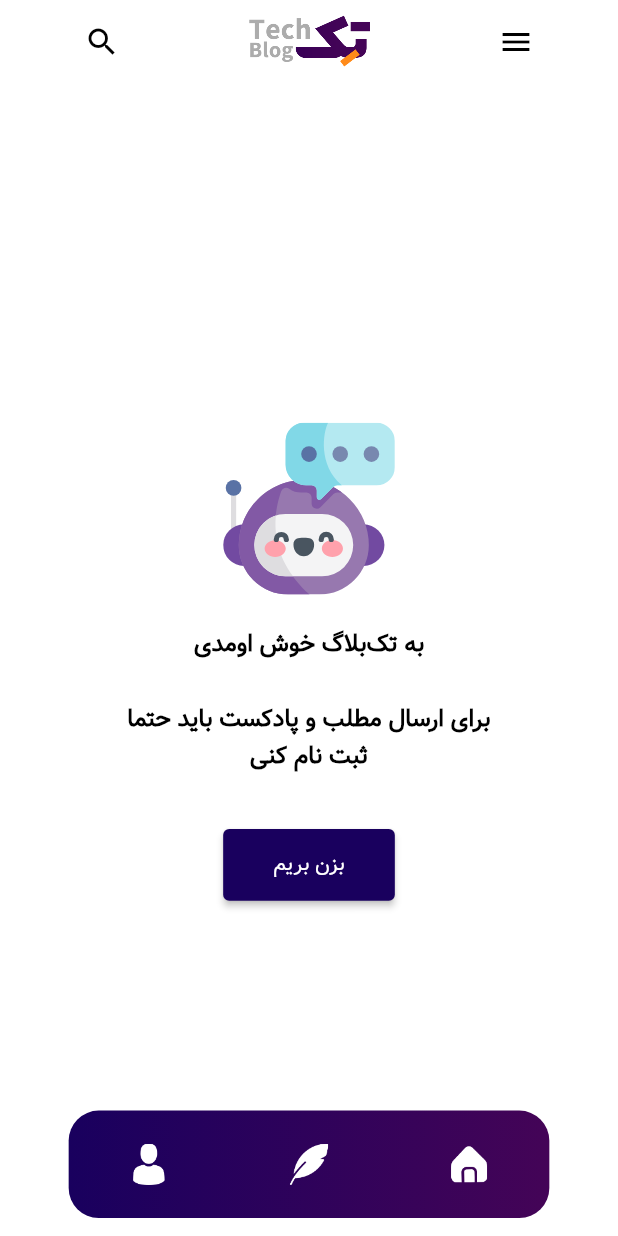
After one commit to Sobhan-Ziyaei/tech_blog, a Flutter app: the screen it shows after launch, item 2 of the bottom bar chosen, on a phone screen of 412 x 824 dp. The commit adds this screen. Run offline on Flutter 3.47's test engine with Material 2 defaults, Android fonts, the phone set to English and light mode, and no system bars; our stand-ins replace flutter_screenutil, flutter_spinkit, flutter_svg; network calls fail.

Commit message:
create main button and register intro screen

```diff
--- /dev/null
+++ b/lib/ui/components/main_button.dart
@@ -0,0 +1,55 @@
+import 'package:flutter/material.dart';
+import 'package:flutter_screenutil/flutter_screenutil.dart';
+import 'package:tech_blog/ui/constants/strings.dart';
+import 'package:tech_blog/ui/screens/main_screen/register_screen/register_intro_screen.dart';
+import 'package:tech_blog/ui/theme/colors.dart';
+
+class MainButton extends StatelessWidget {
+  const MainButton({
+    super.key,
+    required this.customTheme,
+  });
+
+  final RegisterIntroScreen customTheme;
+
+  @override
+  Widget build(BuildContext context) {
+    return ElevatedButton(
+      onPressed: () {},
+      style: ButtonStyle(
+        minimumSize: MaterialStatePropertyAll(
+            Size(ScreenUtil().setWidth(100), ScreenUtil().setHeight(40))),
+        maximumSize: MaterialStatePropertyAll(
+            Size(ScreenUtil().setWidth(200), ScreenUtil().setHeight(80))),
+        backgroundColor: MaterialStateProperty.resolveWith(
+          (states) {
+            if (states.contains(MaterialState.pressed)) {
+              return blueColor;
+            } else {
+              return primaryColor;
+            }
+          },
+        ),
+        textStyle: MaterialStateProperty.resolveWith(
+          (states) {
+            if (states.contains(MaterialState.pressed)) {
+              return customTheme.theme.textTheme.bodyLarge;
+            } else {
+              return customTheme.theme.textTheme.bodyMedium;
+            }
+          },
+        ),
+        shadowColor: MaterialStateProperty.resolveWith(
+          (states) {
+            if (states.contains(MaterialState.hovered)) {
+              return blueColor;
+            } else {
+              return blackColor;
+            }
+          },
+        ),
+      ),
+      child: const Text(RegisterScreenStrings.letsGo),
+    );
+  }
+}
--- a/lib/ui/constants/strings.dart
+++ b/lib/ui/constants/strings.dart
@@ -6,12 +6,20 @@ class MainStrings {
   static const hotCast = 'مشاهده داغ‌ترین پادکست‌ها';
 }
 
+class ProfileScreenStrings {
+  static const modifyProfileAvatar = 'ویرایش عکس پروفایل';
+  static const sampleUserName = 'سبحان ضیائی';
+  static const sampleUserEmail = 'sobhan.ziaee73@gmail.com';
+  static const favoriteArticles = 'مقالات مورد علاقه من';
+  static const favoriteCast = 'پادکست‌های مورد علاقه من';
+  static const exitProfile = 'خروج از حساب کاربری';
+}
 
-class ProfileScreenStrings {
-  static const modifyProfileAvatar = 'ویرایش عکس پروفایل' ;
-  static const sampleUserName = 'سبحان ضیائی' ;
-  static const sampleUserEmail = 'sobhan.ziaee73@gmail.com' ;
-  static const favoriteArticles = 'مقالات مورد علاقه من' ;
-  static const favoriteCast = 'پادکست‌های مورد علاقه من' ;
-  static const exitProfile = 'خروج از حساب کاربری' ;
+class RegisterScreenStrings {
+  static const welcome = """به تک‌بلاگ خوش اومدی
+
+برای ارسال مطلب و پادکست باید حتما
+ثبت نام کنی """;
+
+static const letsGo = 'بزن بریم' ;
 }
--- /dev/null
+++ b/lib/ui/screens/main_screen/register_screen/register_intro_screen.dart
@@ -0,0 +1,45 @@
+import 'package:flutter/material.dart';
+import 'package:flutter_screenutil/flutter_screenutil.dart';
+import 'package:flutter_svg/flutter_svg.dart';
+import 'package:tech_blog/gen/assets.gen.dart';
+import 'package:tech_blog/ui/components/main_button.dart';
+import 'package:tech_blog/ui/constants/strings.dart';
+import 'package:tech_blog/ui/theme/colors.dart';
+
+class RegisterIntroScreen extends StatefulWidget {
+  RegisterIntroScreen({Key? key, required this.theme}) : super(key: key);
+  final ThemeData theme;
+  @override
+  State<RegisterIntroScreen> createState() => _RegisterIntroScreenState();
+}
+
+class _RegisterIntroScreenState extends State<RegisterIntroScreen> {
+  @override
+  Widget build(BuildContext context) {
+    return Scaffold(
+      body: SafeArea(
+        child: Center(
+          child: Column(
+            mainAxisAlignment: MainAxisAlignment.center,
+            children: [
+              SvgPicture.asset(
+                Assets.images.svg.registerImg.path,
+                height: ScreenUtil().setHeight(100),
+                width: ScreenUtil().setWidth(100),
+              ),
+              SizedBox(height: ScreenUtil().setHeight(15)),
+              RichText(
+                text: TextSpan(
+                    text: RegisterScreenStrings.welcome,
+                    style: widget.theme.textTheme.bodyLarge),
+                textAlign: TextAlign.center,
+              ),
+              SizedBox(height: ScreenUtil().setHeight(30)),
+              MainButton(customTheme: widget)
+            ],
+          ),
+        ),
+      ),
+    );
+  }
+}
--- a/pubspec.yaml
+++ b/pubspec.yaml
@@ -15,6 +15,7 @@ dependencies:
   flutter_gen_runner:
   flutter_spinkit: ^5.2.0
   flutter_screenutil: ^5.9.0
+  flutter_svg: ^2.0.7
   flutter_localizations:
     sdk: flutter
   intl: any
@@ -25,6 +26,10 @@ dev_dependencies:
   build_runner: ^2.4.6
   flutter_lints: ^2.0.0
 
+flutter_gen:
+  integrations:
+    flutter_svg: true
+
 flutter:
   uses-material-design: true
 
@@ -32,6 +37,7 @@ flutter:
     - assets/images/png/
     - assets/images/svg/
 
+
   fonts:
     - family: vazir
       fonts:
```
Also changed, not shown: lib/gen/assets.gen.dart (+67 -0 lines), lib/ui/screens/main_screen/main_screen.dart (+8 -2 lines), assets/images/svg/register_img.svg (added), pubspec.lock, 1 other file.
